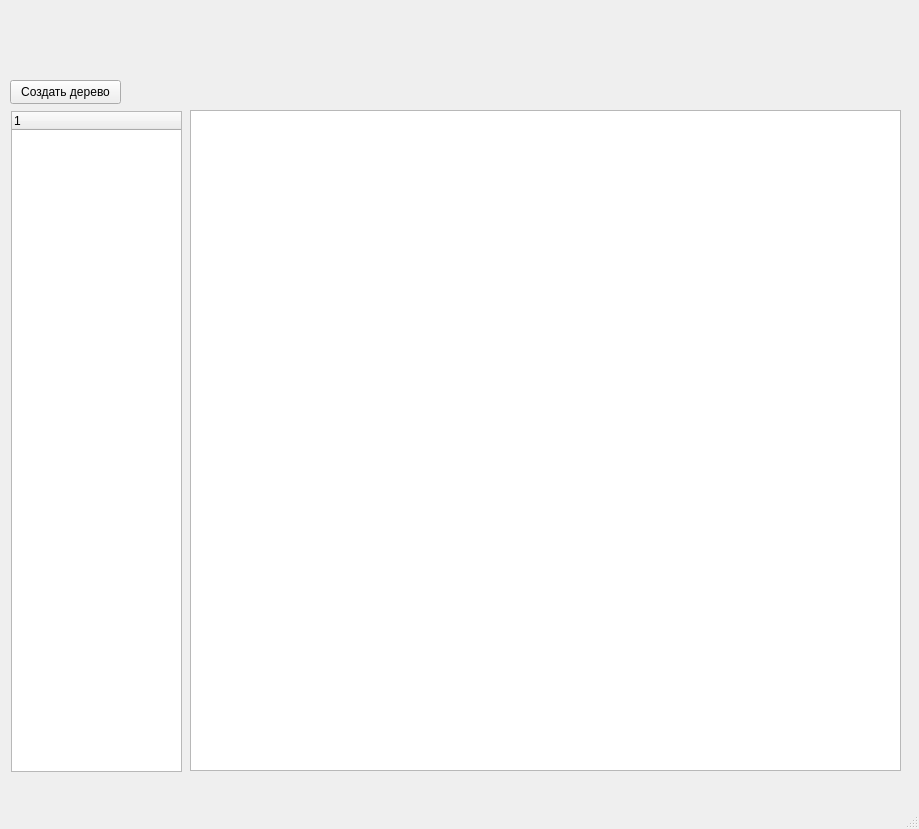
Qt form include/MainWindow.ui (RA6AMO/newEdit) before a commit.
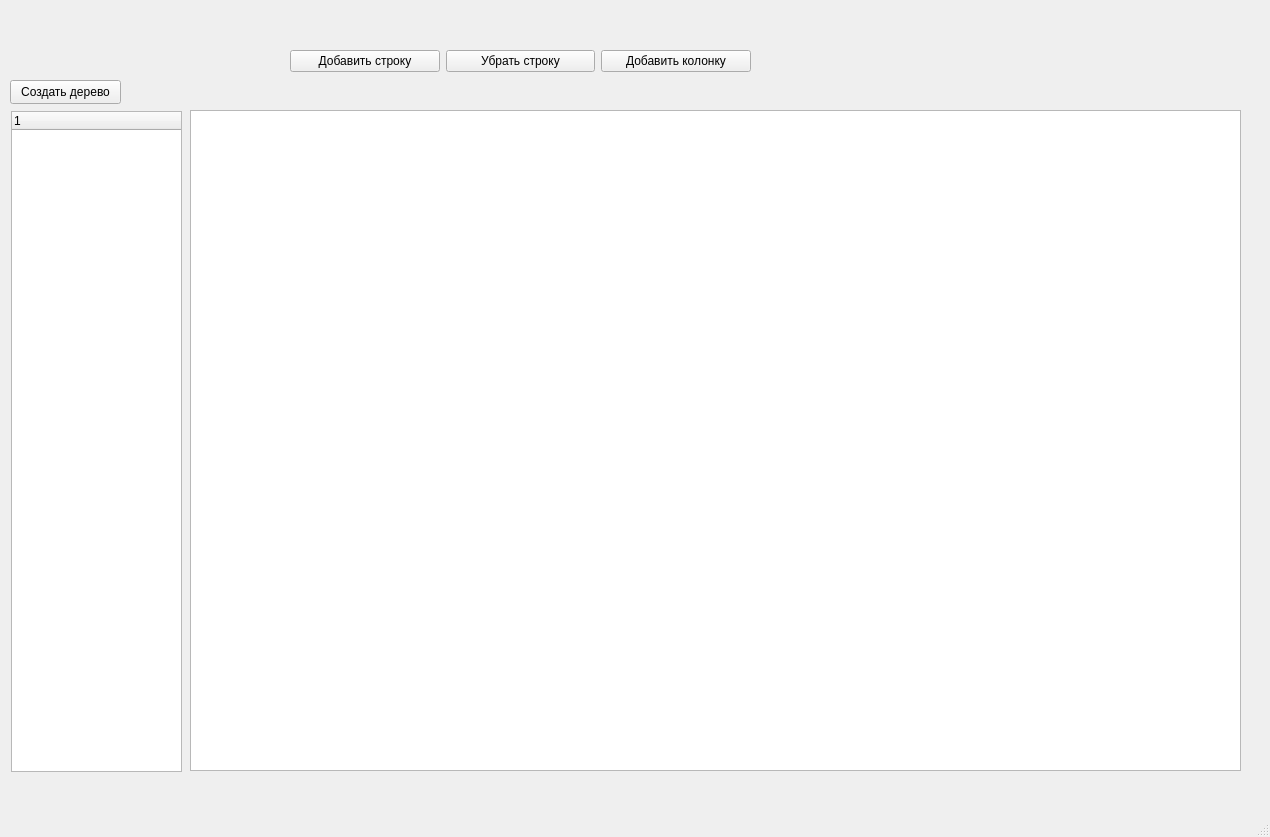
The same form after that commit. Custom widgets are drawn as their Qt base class.

```diff
--- a/include/MainWindow.ui
+++ b/include/MainWindow.ui
@@ -6,8 +6,8 @@
    <rect>
     <x>0</x>
     <y>0</y>
-    <width>919</width>
-    <height>829</height>
+    <width>1270</width>
+    <height>837</height>
    </rect>
   </property>
   <property name="windowTitle">
@@ -42,23 +42,56 @@
      <string>Создать дерево</string>
     </property>
    </widget>
-   <widget class="MainTable" name="tableView">
+   <widget class="QTableView" name="tableView">
     <property name="geometry">
      <rect>
       <x>190</x>
       <y>110</y>
-      <width>711</width>
+      <width>1051</width>
       <height>661</height>
      </rect>
     </property>
    </widget>
+   <widget class="QWidget" name="toolBR" native="true">
+    <property name="geometry">
+     <rect>
+      <x>290</x>
+      <y>40</y>
+      <width>461</width>
+      <height>42</height>
+     </rect>
+    </property>
+    <layout class="QHBoxLayout" name="horizontalLayout">
+     <item>
+      <widget class="QPushButton" name="addRowButton">
+       <property name="text">
+        <string>Добавить строку</string>
+       </property>
+      </widget>
+     </item>
+     <item>
+      <widget class="QPushButton" name="removeRowButton">
+       <property name="text">
+        <string>Убрать строку</string>
+       </property>
+      </widget>
+     </item>
+     <item>
+      <widget class="QPushButton" name="addColumnButton">
+       <property name="text">
+        <string>Добавить колонку</string>
+       </property>
+      </widget>
+     </item>
+    </layout>
+   </widget>
   </widget>
   <widget class="QMenuBar" name="menubar">
    <property name="geometry">
     <rect>
      <x>0</x>
      <y>0</y>
-     <width>919</width>
+     <width>1270</width>
      <height>22</height>
     </rect>
    </property>
@@ -71,11 +104,6 @@
    <extends>QTreeWidget</extends>
    <header>LTreeWidget.h</header>
   </customwidget>
-  <customwidget>
-   <class>MainTable</class>
-   <extends>QTableView</extends>
-   <header>MainTable.h</header>
-  </customwidget>
  </customwidgets>
  <resources/>
  <connections/>
```
